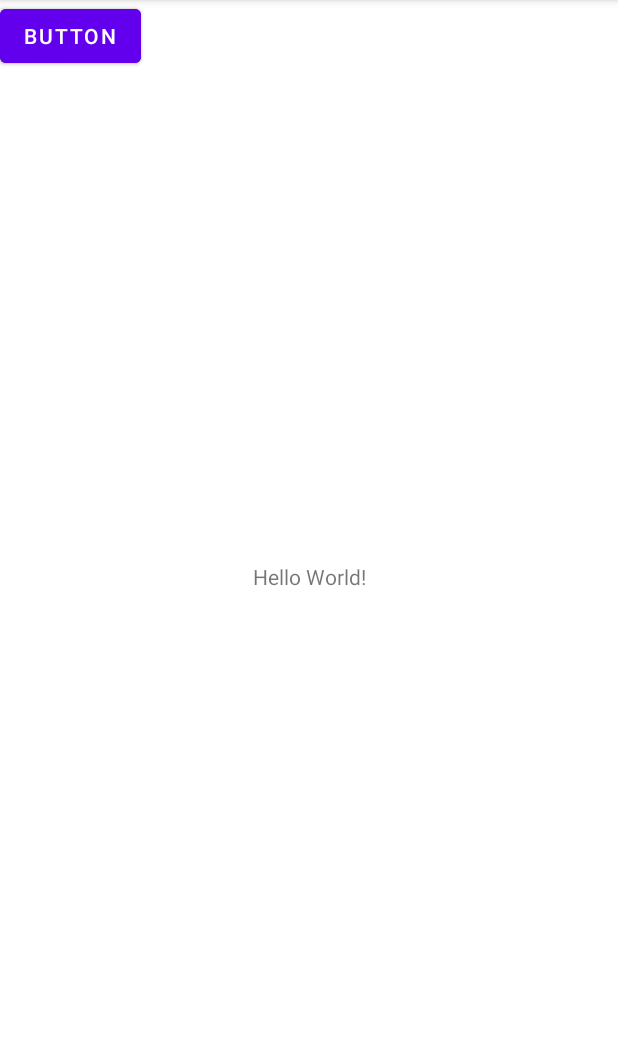
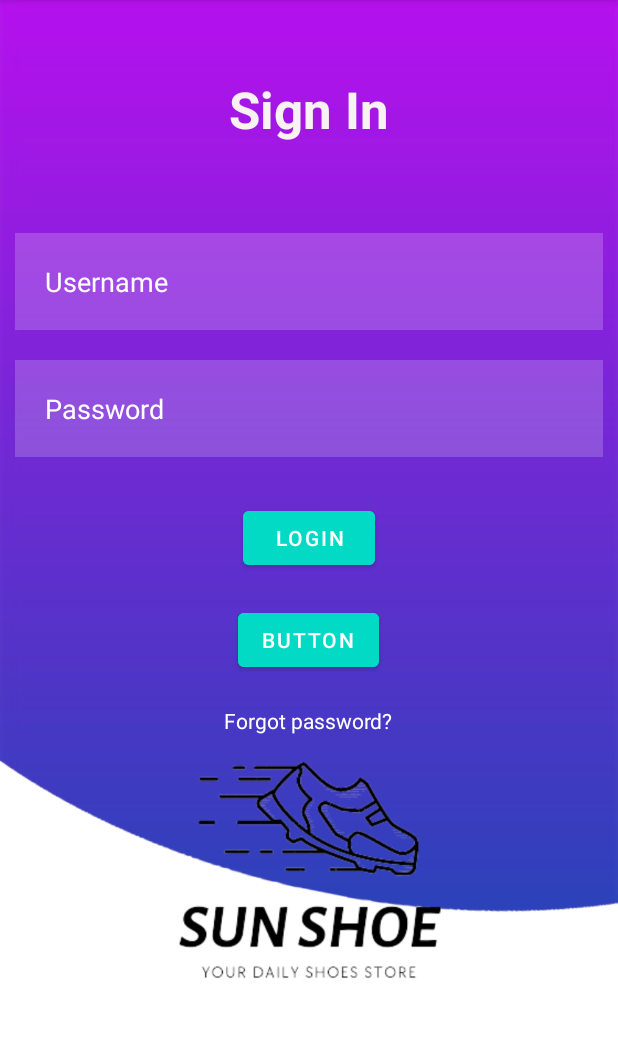
Before and after one commit to bopung/SunShoe, an Android app: the screen it shows after launch (MainActivity), on a phone screen of 412 x 824 dp, the part 84-1122 px from its top. Run offline under Robolectric (Android 15) with nearby library versions, the phone set to English and light mode, and no system bars.

Commit message:
baru layout awal

```diff
--- a/app/src/main/AndroidManifest.xml
+++ b/app/src/main/AndroidManifest.xml
@@ -14,6 +14,9 @@
         android:theme="@style/Theme.SunShoe"
         tools:targetApi="31">
         <activity
+            android:name=".DashbordToko"
+            android:exported="false" />
+        <activity
             android:name=".MainActivity"
             android:exported="true">
             <intent-filter>
--- /dev/null
+++ b/app/src/main/java/com/example/sunshoe/DashbordToko.java
@@ -0,0 +1,14 @@
+package com.example.sunshoe;
+
+import androidx.appcompat.app.AppCompatActivity;
+
+import android.os.Bundle;
+
+public class DashbordToko extends AppCompatActivity {
+
+    @Override
+    protected void onCreate(Bundle savedInstanceState) {
+        super.onCreate(savedInstanceState);
+        setContentView(R.layout.activity_dashbord_toko);
+    }
+}
--- /dev/null
+++ b/app/src/main/res/layout/activity_dashbord_toko.xml
@@ -0,0 +1,9 @@
+<?xml version="1.0" encoding="utf-8"?>
+<androidx.constraintlayout.widget.ConstraintLayout xmlns:android="http://schemas.android.com/apk/res/android"
+    xmlns:app="http://schemas.android.com/apk/res-auto"
+    xmlns:tools="http://schemas.android.com/tools"
+    android:layout_width="match_parent"
+    android:layout_height="match_parent"
+    tools:context=".DashbordToko">
+
+</androidx.constraintlayout.widget.ConstraintLayout>
--- a/app/src/main/res/layout/activity_main.xml
+++ b/app/src/main/res/layout/activity_main.xml
@@ -1,30 +1,94 @@
 <?xml version="1.0" encoding="utf-8"?>
-<androidx.constraintlayout.widget.ConstraintLayout xmlns:android="http://schemas.android.com/apk/res/android"
+<RelativeLayout xmlns:android="http://schemas.android.com/apk/res/android"
     xmlns:app="http://schemas.android.com/apk/res-auto"
     xmlns:tools="http://schemas.android.com/tools"
     android:layout_width="match_parent"
     android:layout_height="match_parent"
+    android:background="@drawable/background"
     tools:context=".MainActivity">
+
+    <TextView
+        android:id="@+id/textView"
+        android:layout_width="match_parent"
+        android:layout_height="wrap_content"
+        android:layout_marginStart="50dp"
+        android:layout_marginTop="50dp"
+        android:layout_marginEnd="50dp"
+        android:layout_marginBottom="50dp"
+        android:text="Sign In"
+        android:textAlignment="center"
+        android:textColor="#F8F2F2"
+        android:textSize="34sp"
+        android:textStyle="bold" />
+
+    <EditText
+        android:layout_width="match_parent"
+        android:layout_height="wrap_content"
+        android:id="@+id/username"
+        android:layout_below="@id/textView"
+        android:background="#30ffffff"
+        android:hint="Username"
+        android:textColorHint="@color/white"
+        android:textColor="@color/white"
+        android:layout_margin="10dp"
+        android:padding="20dp"
+        android:drawablePadding="20dp"/>
+
+    <EditText
+        android:id="@+id/password"
+        android:layout_width="match_parent"
+        android:layout_height="wrap_content"
+        android:layout_below="@id/username"
+        android:layout_margin="10dp"
+        android:layout_marginStart="10dp"
+        android:layout_marginTop="10dp"
+        android:layout_marginEnd="10dp"
+        android:layout_marginBottom="10dp"
+        android:background="#30ffffff"
+        android:drawablePadding="20dp"
+        android:hint="Password"
+        android:inputType="textPassword"
+        android:padding="20dp"
+        android:textColor="@color/white"
+        android:textColorHint="@color/white" />
+
+    <com.google.android.material.button.MaterialButton
+        android:layout_width="wrap_content"
+        android:layout_height="wrap_content"
+        android:id="@+id/loginbtn"
+        android:layout_below="@id/password"
+        android:text="LOGIN"
+        android:backgroundTint="@color/design_default_color_secondary"
+        android:layout_centerHorizontal="true"
+        android:layout_margin="20dp"
+        />
+
+    <Button
+        android:id="@+id/signup"
+        android:layout_width="wrap_content"
+        android:layout_height="wrap_content"
+        android:layout_below="@+id/loginbtn"
+        android:layout_centerHorizontal="true"
+        android:backgroundTint="@color/design_default_color_secondary"
+        android:text="Button" />
+
 
     <TextView
         android:layout_width="wrap_content"
         android:layout_height="wrap_content"
-        android:text="Hello World!"
-        app:layout_constraintBottom_toBottomOf="parent"
-        app:layout_constraintEnd_toEndOf="parent"
-        app:layout_constraintStart_toStartOf="parent"
-        app:layout_constraintTop_toTopOf="parent" />
+        android:id="@+id/forgotpass"
+        android:layout_below="@+id/signup"
+        android:text="Forgot password?"
+        android:textColor="@color/white"
+        android:layout_centerHorizontal="true"
+        android:layout_margin="20dp"/>
 
-    <Button
-        android:id="@+id/button"
+    <ImageView
+        android:id="@+id/imageView"
         android:layout_width="wrap_content"
         android:layout_height="wrap_content"
-        android:text="Button" />
+        android:layout_marginTop="400dp"
+        app:srcCompat="@drawable/sun" />
 
-    <Button
-        android:id="@+id/button2"
-        android:layout_width="wrap_content"
-        android:layout_height="wrap_content"
-        android:text="Button" />
 
-</androidx.constraintlayout.widget.ConstraintLayout>
+</RelativeLayout>
```
Also changed, not shown: app/src/main/res/drawable/background.png (added), app/src/main/res/drawable/sun.png (added).
